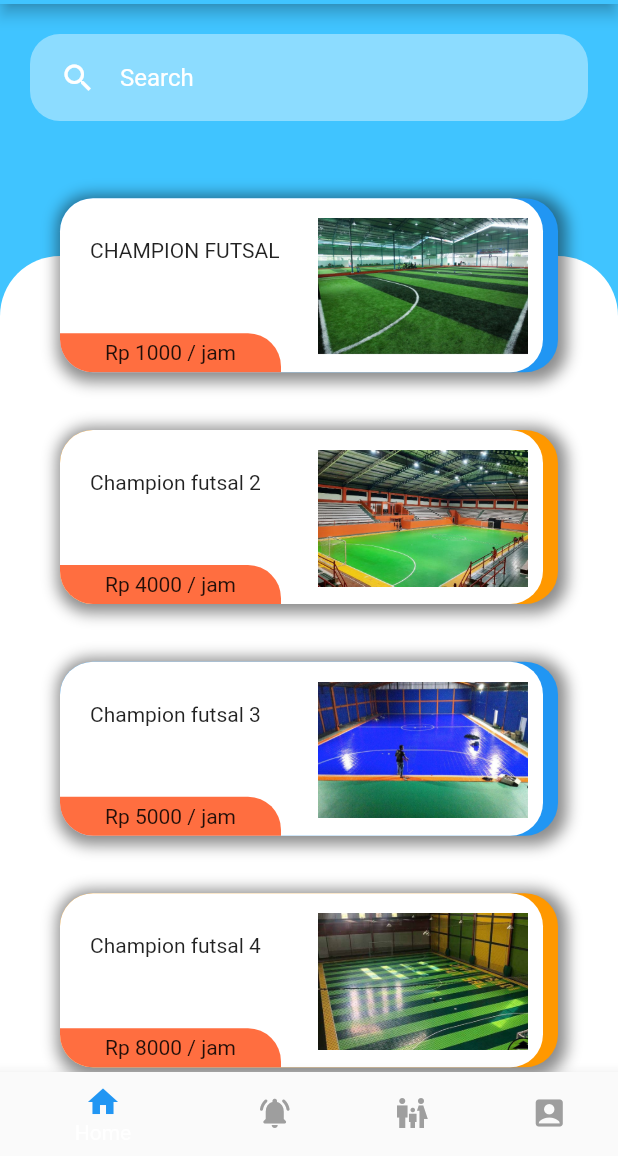
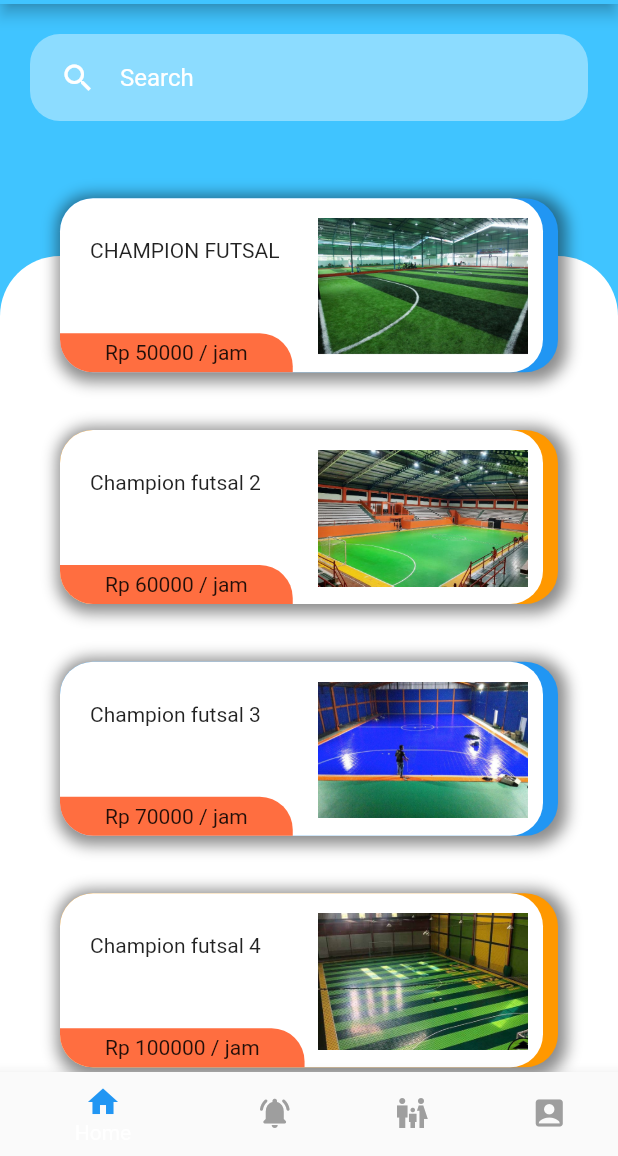
Before and after one commit to ckcharless/HacerApp, a Flutter app: the UserHomeScreen screen opened directly, on a phone screen of 412 x 824 dp, the part 80-1236 px from its top. Run offline on Flutter 3.47's test engine with Material 2 defaults, Android fonts, the phone set to English and light mode, and no system bars; our stand-ins replace flutter_svg, fluttertoast, image_picker, rflutter_alert; project files that could hold a hidden picture were left out.

Commit message:
ojok ilang jancok jancok

```diff
--- a/lib/Screens/UsersMenu/HOME/DetailScreen/commponents/body.dart
+++ b/lib/Screens/UsersMenu/HOME/DetailScreen/commponents/body.dart
@@ -50,7 +50,7 @@ class Body extends StatelessWidget {
                   style: TextStyle(height: 1.5, fontSize: 16)),
               Text('\WAKTU BUKA : ${product.openTime} AM - ${product.closeTime} PM',
                   style: TextStyle(height: 1.5, fontSize: 16)),
-              Text('\FASILITAS : ${product.facility}',
+              Text('\DESKRIPSI : ${product.facility}',
                   style: TextStyle(height: 1.5, fontSize: 16)),
               SizedBox(height: 12,),
               MaterialButton(
--- a/lib/Screens/UsersMenu/UserNotif.dart
+++ b/lib/Screens/UsersMenu/UserNotif.dart
@@ -78,7 +78,7 @@ class ProductCard extends StatelessWidget {
         horizontal: kDefaultPadding,
         vertical: kDefaultPadding / 90,
       ),
-      height: 165,
+      height: 195,
 
 
       child: InkWell(
--- a/lib/models/detailLapangan.dart
+++ b/lib/models/detailLapangan.dart
@@ -8,42 +8,42 @@ class Product{
 List<Product> products = [
   Product(
     id: 1,
-    price: 1000,
+    price: 50000,
     title: "CHAMPION FUTSAL",
     image: "assets/images/lapangan1.jpg",
     description: "Murah banget pokoknya",
     openTime: '08:00',
     closeTime: '21:00',
-    facility: 'WC | Mushola | Minimarket | Free Parkir'
+    facility: 'WC, Mushola, Minimarket, Free Parkir'
   ),
   Product(
     id: 2,
-    price: 4000,
+    price: 60000,
     title: "Champion futsal 2",
     image: "assets/images/lapangan2.jpg",
     description: "Agak mahal",
       openTime: '08:00',
       closeTime: '21:00',
-      facility: 'WC | Mushola | Minimarket | Free Parkir'
+      facility: 'WC, Mushola, Minimarket, Free Parkir'
   ),
   Product(
     id: 3,
-    price: 5000,
+    price: 70000,
     title: "Champion futsal 3",
     image: "assets/images/lapangan3.jpg",
     description: "Mahal cok",
       openTime: '08:00',
       closeTime: '21:00',
-      facility: 'WC | Mushola | Minimarket | Free Parkir'
+      facility: 'WC, Mushola, Minimarket, Free Parkir'
   ),
   Product(
     id: 4,
-    price: 8000,
+    price: 100000,
     title: "Champion futsal 4",
     image: "assets/images/lapangan4.jpg",
     description: "Mahal banget sumpah",
       openTime: '08:00',
       closeTime: '21:00',
-      facility: 'WC | Mushola | Minimarket | Free Parkir'
+      facility: 'WC, Mushola, Minimarket, Free Parkir'
   ),
 ];
--- a/lib/models/detailNotifuser.dart
+++ b/lib/models/detailNotifuser.dart
@@ -10,7 +10,7 @@ List<NotifUser> NotifUsers = [
     id: 1,
     price: 120000,
     status: "SUCESS BOOKING !!",
-    alamat: "Champion Futsal,Kebun Jeruk,Jakarta Barat",
+    alamat: "Champion Futsal,Kebun Jeruk no 20,Jakarta Barat",
     date: "13 FEB 2021 | 12:00-14:00",
     bookingcode: "BOOKING CODE: 56843547",
     time: "10/2/2021 (13.45)"
@@ -19,7 +19,7 @@ List<NotifUser> NotifUsers = [
     id: 2,
     price: 150000,
     status: "SPARING CONFIRMED !!",
-    alamat: "ABM Futsal, Jalan Panjang, Jakarta Barat",
+    alamat: "ABM Futsal, Jalan Panjang no 50, Jakarta Barat",
     date: "9 FEB 2021 | 12:00-15:00",
     bookingcode: "BOOKING CODE: 56478412",
     time: "8/2/2021 (09:13)"
@@ -28,7 +28,7 @@ List<NotifUser> NotifUsers = [
     id: 3,
     price: 180000,
     status: "SUCCESS BOOKING !!",
-    alamat: "Champion Futsal,Kebun Jeruk,Jakarta Barat",
+    alamat: "Champion Futsal,Kebun Jeruk no 20,Jakarta Barat",
     date: "3 FEB 2021 | 16:00-18:00",
     bookingcode: "BOOKING CODE: 67876854",
     time: "1/2/2021 (18:13)"
--- a/pubspec.yaml
+++ b/pubspec.yaml
@@ -56,6 +56,7 @@ flutter:
   # To add assets to your application, add an assets section, like this:
   assets:
    - assets/images/
+   - assets/icons/
 
   # An image asset can refer to one or more resolution-specific "variants", see
   # https://flutter.dev/assets-and-images/#resolution-aware.
```
Also changed, not shown: lib/Screens/UsersMenu/HOME/DetailScreen/commponents/bodyBooking/body.dart (+6 -9 lines), assets/icons/birthday.svg (added), assets/icons/email.svg (added), assets/icons/gender.svg (added), assets/icons/iconcamera.svg (added), assets/icons/name.svg (added), assets/icons/phone.svg (added), 1 other file.
